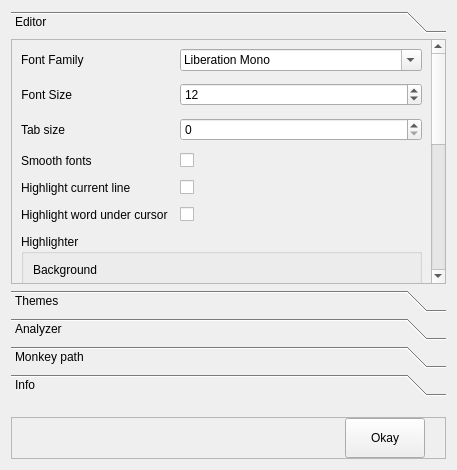
Qt form prefsdialog.ui (engor/Jentos.Code) before a commit.
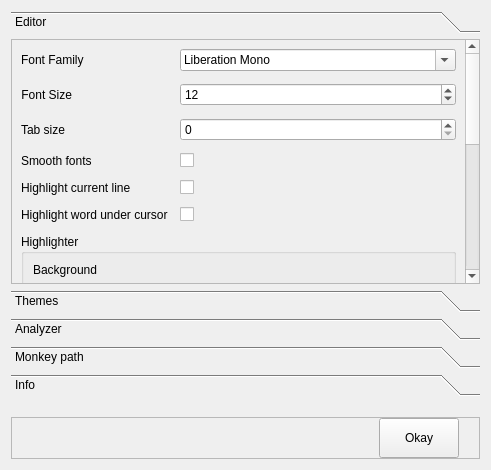
The same form after that commit. The open tabs and pages were chosen to show the change. Custom widgets are drawn as their Qt base class.

Diff of the .ui file:
```diff
--- a/prefsdialog.ui
+++ b/prefsdialog.ui
@@ -6,13 +6,16 @@
    <rect>
     <x>0</x>
     <y>0</y>
-    <width>457</width>
+    <width>491</width>
     <height>470</height>
    </rect>
   </property>
   <property name="windowTitle">
    <string>Options</string>
   </property>
+  <property name="styleSheet">
+   <string notr="true"/>
+  </property>
   <layout class="QVBoxLayout" name="verticalLayout">
    <item>
     <widget class="QToolBox" name="toolBox">
@@ -24,8 +27,8 @@
        <rect>
         <x>0</x>
         <y>0</y>
-        <width>441</width>
-        <height>247</height>
+        <width>473</width>
+        <height>233</height>
        </rect>
       </property>
       <attribute name="label">
@@ -60,8 +63,8 @@
            <rect>
             <x>0</x>
             <y>0</y>
-            <width>428</width>
-            <height>571</height>
+            <width>460</width>
+            <height>616</height>
            </rect>
           </property>
           <layout class="QVBoxLayout" name="verticalLayout_5">
```
Left out of the diff: 368 changed lines with no effect on the pictures.
